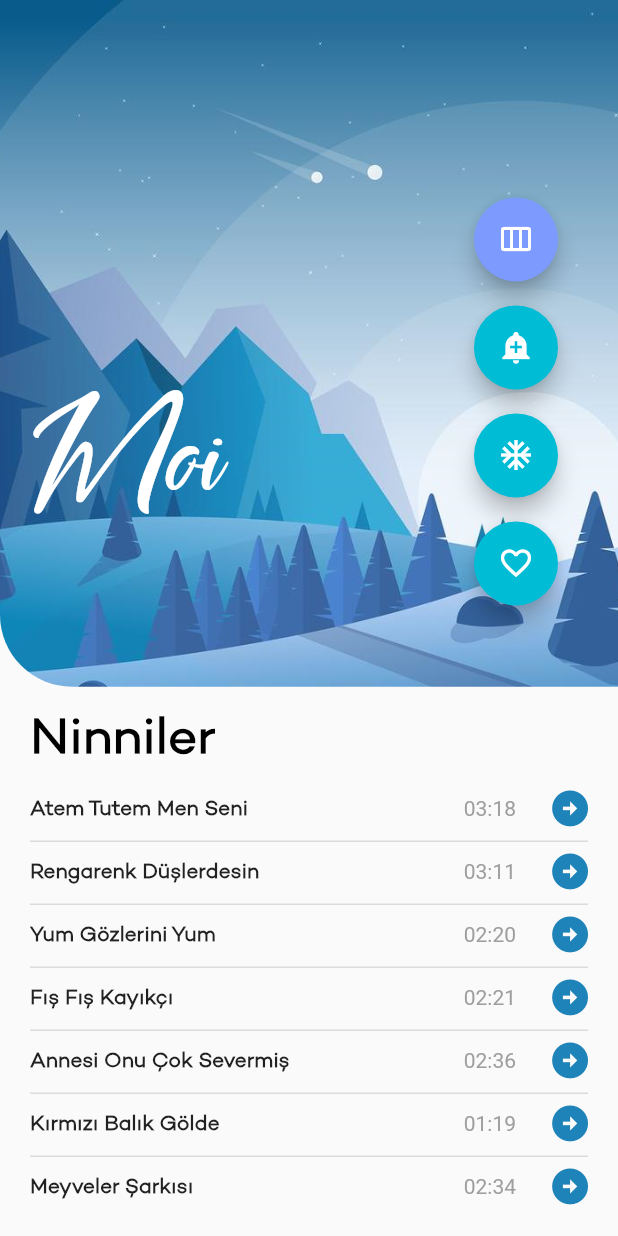
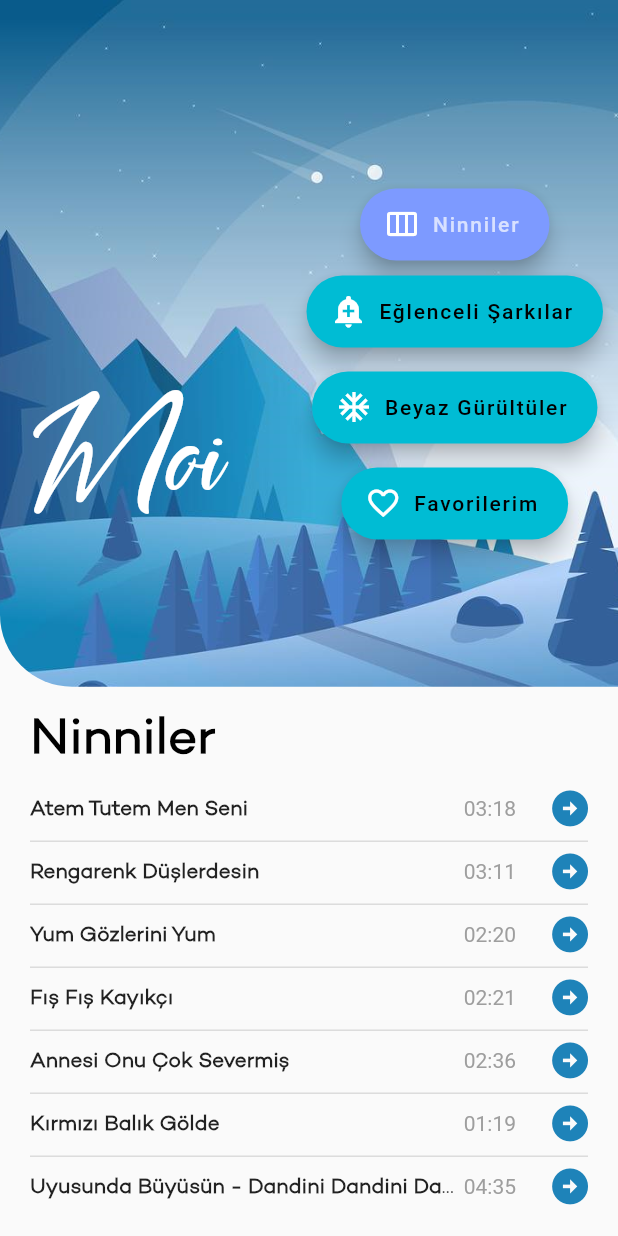
Before and after one commit to koltukutsu/ninni, a Flutter app: the screen it shows after launch, on a phone screen of 412 x 824 dp. Run offline on Flutter 3.47's test engine with Material 2 defaults, Android fonts, the phone set to English and light mode, and no system bars; our stand-ins replace audioplayers, equatable, flutter_bloc, shared_preferences.

Commit message:
[Done]Favorites and Floating Buttons

```diff
--- a/lib/cubit/song_cubit/song_cubit.dart
+++ b/lib/cubit/song_cubit/song_cubit.dart
@@ -2,58 +2,77 @@ import 'package:flutter_bloc/flutter_bloc.dart';
 import "package:equatable/equatable.dart";
 import 'package:ninni_1/constants/app_paths.dart';
 import 'package:ninni_1/index.dart';
+import 'package:shared_preferences/shared_preferences.dart';
 
 part "song_state.dart";
 
 class SongCubit extends Cubit<SongState> {
   String category = "Ninniler";
+  String splitMark = ",";
   Song currentSong = Song(
       title: "Atem Tutem Men Seni",
       duration: "03:18",
       imgPath: AppPaths.atemTutemBenSeniImage,
+      category: "Ninniler",
+      indexId: 0,
       urlPath: AppPaths.atemTutemBenSeni);
-
 
   Map<String, List<Song>> theList = {
     "Ninniler": [
       Song(
           title: "Atem Tutem Men Seni",
           duration: "03:18",
+          category: "Ninniler",
+          indexId: 0,
           imgPath: AppPaths.atemTutemBenSeniImage,
           urlPath: AppPaths.atemTutemBenSeni),
       Song(
           title: "Rengarenk Düşlerdesin",
           duration: "03:11",
+          category: "Ninniler",
+          indexId: 1,
           imgPath: AppPaths.rengarenkDuslerdesinImage,
           urlPath: AppPaths.rengarenkDuslerdesin),
       Song(
           title: "Yum Gözlerini Yum",
           imgPath: AppPaths.yumGozleriniYumImage,
           duration: "02:20",
+          category: "Ninniler",
+          indexId: 2,
           urlPath: AppPaths.yumGozleriniYum),
       Song(
           title: "Fış Fış Kayıkçı",
           imgPath: AppPaths.fisFisKayikciImage,
           duration: "02:21",
+          category: "Ninniler",
+          indexId: 3,
           urlPath: AppPaths.fisFisKayikci),
       Song(
           title: "Annesi Onu Çok Severmiş",
           duration: "02:36",
+          category: "Ninniler",
+          indexId: 4,
           imgPath: AppPaths.annesiOnuCokSevermisImage,
           urlPath: AppPaths.annesiOnuCokSevermis),
       Song(
           title: "Kırmızı Balık Gölde",
           imgPath: AppPaths.kirmiziBalikGoldeImage,
           duration: "01:19",
+          category: "Ninniler",
+          indexId: 5,
           urlPath: AppPaths.kirmiziBalikGolde),
       Song(
           title: "Uyusunda Büyüsün - Dandini Dandini Dastana",
           duration: "04:35",
+          category: "Ninniler",
+          indexId: 6,
           imgPath: AppPaths.uyusundaBuyusunDandiniImage,
           urlPath: AppPaths.uyusundaBuyusunDandini),
       Song(
           title: "Uyusunda Büyüsün",
           duration: "03:00",
+          category: "Ninniler",
+          indexId: 7,
           urlPath: AppPaths.uyusundaBuyusun,
           imgPath: AppPaths.uyusundaBuyusunImage)
     ],
@@ -61,11 +80,15 @@ class SongCubit extends Cubit<SongState> {
       Song(
           title: "Meyveler Şarkısı",
           duration: "02:34",
+          category: "Ninniler",
+          indexId: 8,
           imgPath: AppPaths.meyvelerImage,
           urlPath: AppPaths.meyveler),
       Song(
           title: "Portakalı Soydum",
           duration: "01:22",
+          category: "Ninniler",
+          indexId: 9,
           imgPath: AppPaths.portakaliSoydumImage,
           urlPath: AppPaths.portakaliSoydum)
     ],
@@ -74,14 +97,53 @@ class SongCubit extends Cubit<SongState> {
   };
 
   SongCubit() : super(IdleState());
+
   setCategory({required String userCategory}) {
     category = userCategory;
   }
 
   setSong({required String userTitle}) {
-    currentSong = theList[category]!.firstWhere((Song theSong) =>  theSong.title == userTitle);
-}
-  loadTheFavorites(){
+    currentSong = theList[category]!
+        .firstWhere((Song theSong) => theSong.title == userTitle);
+  }
 
+  loadTheFavorites() async {
+    final prefs = await SharedPreferences.getInstance();
+    final List<String>? songsAsStringList = prefs.getStringList('favorites');
+    if (songsAsStringList != null) {
+      final List<Song> theFavoriteSongs = decode(stringList: songsAsStringList!);
+      theList["Favorilerim"]!.addAll(theFavoriteSongs);
+    }
+  }
+
+  Future<void> saveTheFavorites() async {
+    final prefs = await SharedPreferences.getInstance();
+    final List<String> takenSongsAsStringList =
+        encode(songList: theList["Favorilerim"]!);
+    await prefs.setStringList("favorites", takenSongsAsStringList);
+  }
+
+  List<String> encode({required List<Song> songList}) {
+    List<String> encodedList = [];
+    for (final Song oneSong in songList) {
+      final String oneSongCategory = oneSong.category;
+      final int oneSongIndexId = oneSong.indexId;
+      encodedList.add("$oneSongCategory$splitMark$oneSongIndexId");
+    }
+    return encodedList;
+  }
+
+  List<Song> decode({required List<String> stringList}) {
+    List<Song> decodedSongsList = [];
+    for (final String stringAsSong in stringList) {
+      final List<String> splittedStringAsSong = stringAsSong.split(splitMark);
+      final String theCategory = splittedStringAsSong[0];
+      final int theIndexId = int.parse(splittedStringAsSong[1]);
+
+      final Song theSong = theList[theCategory]!.firstWhere(
+          (Song iteratedSong) => iteratedSong.indexId == theIndexId);
+      decodedSongsList.add(theSong);
+    }
+    return decodedSongsList;
   }
 }
--- a/lib/index.dart
+++ b/lib/index.dart
@@ -20,13 +20,16 @@ class _HomeScreenState extends State<HomeScreen> {
   @override
   void initState() {
     initListSong();
+    context.read<SongCubit>().loadTheFavorites();
     super.initState();
   }
-  void refreshFunction(){
+
+  void refreshFunction() {
     setState(() {
       listSong;
     });
   }
+
   @override
   Widget build(BuildContext context) {
     var mediaQuery = MediaQuery.of(context);
@@ -237,23 +240,33 @@ class _HomeScreenState extends State<HomeScreen> {
       child: Padding(
         padding: EdgeInsets.only(
           top: mediaQuery.size.height * 0.15,
-          right: 32.0,
+          right: 2.0,
         ),
         child: Column(
           children: [
             Padding(
-              padding: const EdgeInsets.all(8.0),
-              child: FloatingActionButton(
-                backgroundColor: context.read<SongCubit>().category == "Ninniler"
-                    ? const Color(0xFF7D9AFF)
-                    : Colors.cyan,
+              padding: const EdgeInsets.all(2.0),
+              child: FloatingActionButton.extended(
+                backgroundColor:
+                    context.read<SongCubit>().category == "Ninniler"
+                        ? const Color(0xFF7D9AFF)
+                        : Colors.cyan,
                 onPressed: () {
-                  context.read<SongCubit>().setCategory(userCategory: "Ninniler");
+                  context
+                      .read<SongCubit>()
+                      .setCategory(userCategory: "Ninniler");
                   setState(() {
                     listSong = context.read<SongCubit>().theList["Ninniler"]!;
                   });
                 },
-                child: const Icon(
+                // isExtended: context.read<SongCubit>().category == "Ninniler",
+
+                label: Text("Ninniler",
+                    style: TextStyle(
+                        color: context.read<SongCubit>().category == "Ninniler"
+                            ? Colors.white70
+                            : Colors.black)),
+                icon: const Icon(
                   Icons.width_normal_outlined,
                   color: Colors.white,
                 ),
@@ -261,7 +274,7 @@ class _HomeScreenState extends State<HomeScreen> {
             ),
             Padding(
               padding: const EdgeInsets.all(8.0),
-              child: FloatingActionButton(
+              child: FloatingActionButton.extended(
                 backgroundColor:
                     context.read<SongCubit>().category == "Eğlenceli Şarkılar"
                         ? const Color(0xFF7D9AFF)
@@ -276,7 +289,16 @@ class _HomeScreenState extends State<HomeScreen> {
                         .theList["Eğlenceli Şarkılar"]!;
                   });
                 },
-                child: const Icon(
+                // isExtended: context.read<SongCubit>().category == "Eğlenceli Şarkılar",
+                label: Text(
+                  "Eğlenceli Şarkılar",
+                  style: TextStyle(
+                      color: context.read<SongCubit>().category ==
+                              "Eğlenceli Şarkılar"
+                          ? Colors.white70
+                          : Colors.black),
+                ),
+                icon: const Icon(
                   Icons.add_alert,
                   color: Colors.white,
                 ),
@@ -284,7 +306,7 @@ class _HomeScreenState extends State<HomeScreen> {
             ),
             Padding(
               padding: const EdgeInsets.all(8.0),
-              child: FloatingActionButton(
+              child: FloatingActionButton.extended(
                 backgroundColor:
                     context.read<SongCubit>().category == "Beyaz Gürültüler"
                         ? const Color(0xFF7D9AFF)
@@ -294,10 +316,20 @@ class _HomeScreenState extends State<HomeScreen> {
                       .read<SongCubit>()
                       .setCategory(userCategory: "Beyaz Gürültüler");
                   setState(() {
-                    listSong = context.read<SongCubit>().theList["Beyaz Gürültüler"]!;
+                    listSong =
+                        context.read<SongCubit>().theList["Beyaz Gürültüler"]!;
                   });
                 },
-                child: const Icon(
+                // isExtended: context.read<SongCubit>().category == "Beyaz Gürültüler",
+                label: Text(
+                  "Beyaz Gürültüler",
+                  style: TextStyle(
+                      color: context.read<SongCubit>().category ==
+                              "Beyaz Gürültüler"
+                          ? Colors.white70
+                          : Colors.black),
+                ),
+                icon: const Icon(
                   Icons.ac_unit,
                   color: Colors.white,
                 ),
@@ -305,7 +337,7 @@ class _HomeScreenState extends State<HomeScreen> {
             ),
             Padding(
               padding: const EdgeInsets.all(8.0),
-              child: FloatingActionButton(
+              child: FloatingActionButton.extended(
                 backgroundColor:
                     context.read<SongCubit>().category == "Favorilerim"
                         ? const Color(0xFF7D9AFF)
@@ -315,10 +347,19 @@ class _HomeScreenState extends State<HomeScreen> {
                       .read<SongCubit>()
                       .setCategory(userCategory: "Favorilerim");
                   setState(() {
-                    listSong = context.read<SongCubit>().theList["Favorilerim"]!;
+                    listSong =
+                        context.read<SongCubit>().theList["Favorilerim"]!;
                   });
                 },
-                child: const Icon(
+                label: Text(
+                  "Favorilerim",
+                  style: TextStyle(
+                      color: context.read<SongCubit>().category == "Favorilerim"
+                          ? Colors.white70
+                          : Colors.black),
+                ),
+                // isExtended: context.read<SongCubit>().category == "Favorilerim",
+                icon: const Icon(
                   Icons.favorite_border_outlined,
                   color: Colors.white,
                 ),
@@ -391,56 +432,61 @@ class _HomeScreenState extends State<HomeScreen> {
   }
 
   void initListSong() {
-    listSong.add(Song(
-        title: "Atem Tutem Men Seni",
-        duration: "03:18",
-        imgPath: AppPaths.atemTutemBenSeniImage,
-        urlPath: AppPaths.atemTutemBenSeni));
-    listSong.add(Song(
-        title: "Rengarenk Düşlerdesin",
-        duration: "03:11",
-        imgPath: AppPaths.rengarenkDuslerdesinImage,
-        urlPath: AppPaths.rengarenkDuslerdesin));
-    listSong.add(Song(
-        title: "Yum Gözlerini Yum",
-        imgPath: AppPaths.yumGozleriniYumImage,
-        duration: "02:20",
-        urlPath: AppPaths.yumGozleriniYum));
-    listSong.add(Song(
-        title: "Fış Fış Kayıkçı",
-        imgPath: AppPaths.fisFisKayikciImage,
-        duration: "02:21",
-        urlPath: AppPaths.fisFisKayikci));
-    listSong.add(Song(
-        title: "Annesi Onu Çok Severmiş",
-        duration: "02:36",
-        imgPath: AppPaths.annesiOnuCokSevermisImage,
-        urlPath: AppPaths.annesiOnuCokSevermis));
-    listSong.add(Song(
-        title: "Kırmızı Balık Gölde",
-        imgPath: AppPaths.kirmiziBalikGoldeImage,
-        duration: "01:19",
-        urlPath: AppPaths.kirmiziBalikGolde));
-    listSong.add(Song(
-        title: "Meyveler Şarkısı",
-        duration: "02:34",
-        imgPath: AppPaths.meyvelerImage,
-        urlPath: AppPaths.meyveler));
-    listSong.add(Song(
-        title: "Portakalı Soydum",
-        duration: "01:22",
-        imgPath: AppPaths.portakaliSoydumImage,
-        urlPath: AppPaths.portakaliSoydum));
-    listSong.add(Song(
-        title: "Uyusunda Büyüsün - Dandini Dandini Dastana",
-        duration: "04:35",
-        imgPath: AppPaths.uyusundaBuyusunDandiniImage,
-        urlPath: AppPaths.uyusundaBuyusunDandini));
-    listSong.add(Song(
-        title: "Uyusunda Büyüsün",
-        duration: "03:00",
-        urlPath: AppPaths.uyusundaBuyusun,
-        imgPath: AppPaths.uyusundaBuyusunImage));
+    final List<Song> theInitialSongs =
+        context.read<SongCubit>().theList["Ninniler"]!;
+    setState(() {
+      listSong.addAll(theInitialSongs);
+    });
+    // listSong.add(Song(
+    //     title: "Atem Tutem Men Seni",
+    //     duration: "03:18",
+    //     imgPath: AppPaths.atemTutemBenSeniImage,
+    //     urlPath: AppPaths.atemTutemBenSeni));
+    // listSong.add(Song(
+    //     title: "Rengarenk Düşlerdesin",
+    //     duration: "03:11",
+    //     imgPath: AppPaths.rengarenkDuslerdesinImage,
+    //     urlPath: AppPaths.rengarenkDuslerdesin));
+    // listSong.add(Song(
+    //     title: "Yum Gözlerini Yum",
+    //     imgPath: AppPaths.yumGozleriniYumImage,
+    //     duration: "02:20",
+    //     urlPath: AppPaths.yumGozleriniYum));
+    // listSong.add(Song(
+    //     title: "Fış Fış Kayıkçı",
+    //     imgPath: AppPaths.fisFisKayikciImage,
+    //     duration: "02:21",
+    //     urlPath: AppPaths.fisFisKayikci));
+    // listSong.add(Song(
+    //     title: "Annesi Onu Çok Severmiş",
+    //     duration: "02:36",
+    //     imgPath: AppPaths.annesiOnuCokSevermisImage,
+    //     urlPath: AppPaths.annesiOnuCokSevermis));
+    // listSong.add(Song(
+    //     title: "Kırmızı Balık Gölde",
+    //     imgPath: AppPaths.kirmiziBalikGoldeImage,
+    //     duration: "01:19",
+    //     urlPath: AppPaths.kirmiziBalikGolde));
+    // listSong.add(Song(
+    //     title: "Meyveler Şarkısı",
+    //     duration: "02:34",
+    //     imgPath: AppPaths.meyvelerImage,
+    //     urlPath: AppPaths.meyveler));
+    // listSong.add(Song(
+    //     title: "Portakalı Soydum",
+    //     duration: "01:22",
+    //     imgPath: AppPaths.portakaliSoydumImage,
+    //     urlPath: AppPaths.portakaliSoydum));
+    // listSong.add(Song(
+    //     title: "Uyusunda Büyüsün - Dandini Dandini Dastana",
+    //     duration: "04:35",
+    //     imgPath: AppPaths.uyusundaBuyusunDandiniImage,
+    //     urlPath: AppPaths.uyusundaBuyusunDandini));
+    // listSong.add(Song(
+    //     title: "Uyusunda Büyüsün",
+    //     duration: "03:00",
+    //     urlPath: AppPaths.uyusundaBuyusun,
+    //     imgPath: AppPaths.uyusundaBuyusunImage));
   }
 }
 
@@ -449,11 +495,15 @@ class Song {
   final String duration;
   final String urlPath;
   final String imgPath;
+  final String category;
+  final int indexId;
 
   Song(
       {required this.title,
       required this.imgPath,
       required this.duration,
+      required this.category,
+      required this.indexId,
       this.urlPath = "assets/"});
 
   @override
--- a/lib/music_player_screen.dart
+++ b/lib/music_player_screen.dart
@@ -234,7 +234,7 @@ class _MusicPlayerScreenState extends State<MusicPlayerScreen> {
                                   theSongFav.title == widget.title,
                             ) !=
                         -1;
-                    print(isFavorited);
+
                     if (isFavorited) {
                       final Song theCurrentSong =
                           context.read<SongCubit>().currentSong;
@@ -250,7 +250,8 @@ class _MusicPlayerScreenState extends State<MusicPlayerScreen> {
                           .theList["Favorilerim"]!
                           .add(theCurrentSong);
                     }
-
+                    widget.refreshFunction();
+                    context.read<SongCubit>().saveTheFavorites();
                     setState(() {});
                   },
                   icon: context
```
